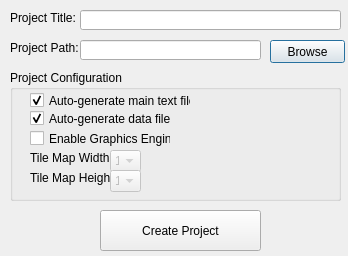
Before: the Qt Designer form projectcreator.ui in ahmed-agiza/Jupiter, drawn with Qt 5.
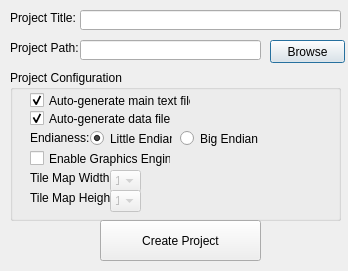
After: the same form once the commit is applied.

Diff of the .ui file:
```diff
--- a/projectcreator.ui
+++ b/projectcreator.ui
@@ -7,7 +7,7 @@
     <x>0</x>
     <y>0</y>
     <width>348</width>
-    <height>256</height>
+    <height>271</height>
    </rect>
   </property>
   <property name="windowTitle">
@@ -81,7 +81,7 @@
      <x>10</x>
      <y>70</y>
      <width>331</width>
-     <height>131</height>
+     <height>151</height>
     </rect>
    </property>
    <property name="title">
@@ -107,7 +107,7 @@
     <property name="geometry">
      <rect>
       <x>20</x>
-      <y>60</y>
+      <y>80</y>
       <width>141</width>
       <height>17</height>
      </rect>
@@ -120,7 +120,7 @@
     <property name="geometry">
      <rect>
       <x>20</x>
-      <y>80</y>
+      <y>100</y>
       <width>91</width>
       <height>16</height>
      </rect>
@@ -133,7 +133,7 @@
     <property name="geometry">
      <rect>
       <x>20</x>
-      <y>100</y>
+      <y>120</y>
       <width>91</width>
       <height>16</height>
      </rect>
@@ -149,7 +149,7 @@
     <property name="geometry">
      <rect>
       <x>100</x>
-      <y>80</y>
+      <y>100</y>
       <width>31</width>
       <height>22</height>
      </rect>
@@ -182,7 +182,7 @@
     <property name="geometry">
      <rect>
       <x>100</x>
-      <y>100</y>
+      <y>120</y>
       <width>31</width>
       <height>22</height>
      </rect>
@@ -224,12 +224,54 @@
      <bool>true</bool>
     </property>
    </widget>
+   <widget class="QLabel" name="lblEndian">
+    <property name="geometry">
+     <rect>
+      <x>20</x>
+      <y>60</y>
+      <width>91</width>
+      <height>16</height>
+     </rect>
+    </property>
+    <property name="text">
+     <string>Endianess:</string>
+    </property>
+   </widget>
+   <widget class="QRadioButton" name="radLEndian">
+    <property name="geometry">
+     <rect>
+      <x>80</x>
+      <y>60</y>
+      <width>82</width>
+      <height>17</height>
+     </rect>
+    </property>
+    <property name="text">
+     <string>Little Endian</string>
+    </property>
+    <property name="checked">
+     <bool>true</bool>
+    </property>
+   </widget>
+   <widget class="QRadioButton" name="radBEndian">
+    <property name="geometry">
+     <rect>
+      <x>170</x>
+      <y>60</y>
+      <width>82</width>
+      <height>17</height>
+     </rect>
+    </property>
+    <property name="text">
+     <string>Big Endian</string>
+    </property>
+   </widget>
   </widget>
   <widget class="QPushButton" name="btnCreate">
    <property name="geometry">
     <rect>
      <x>100</x>
-     <y>210</y>
+     <y>220</y>
      <width>161</width>
      <height>41</height>
     </rect>
```
